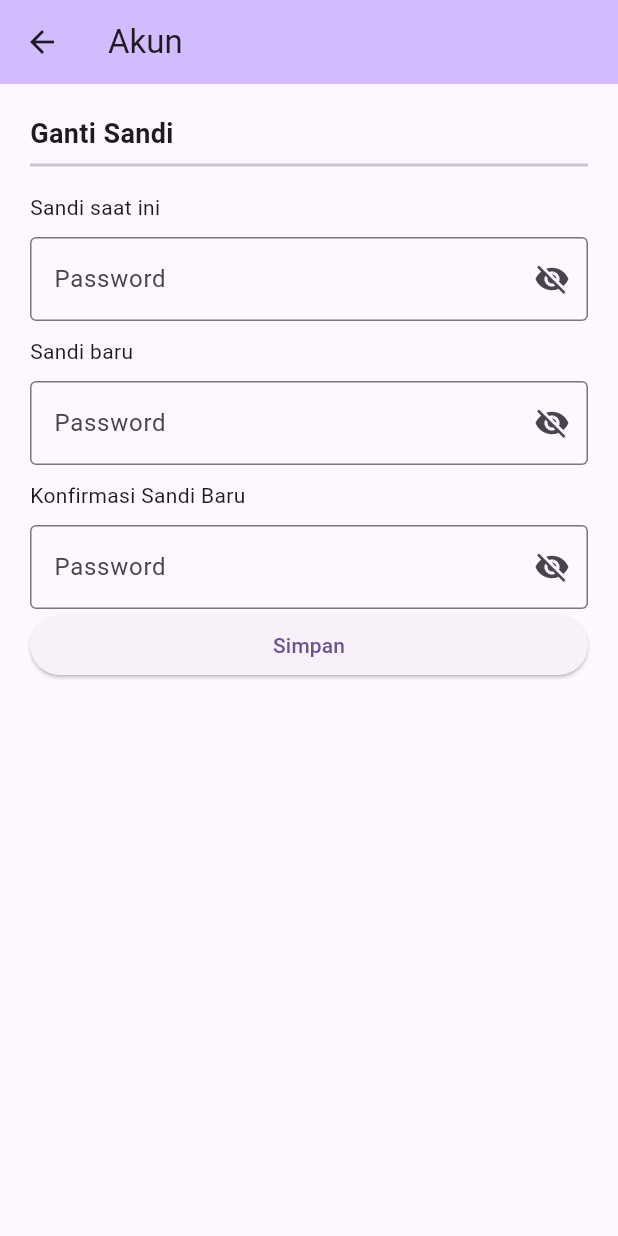
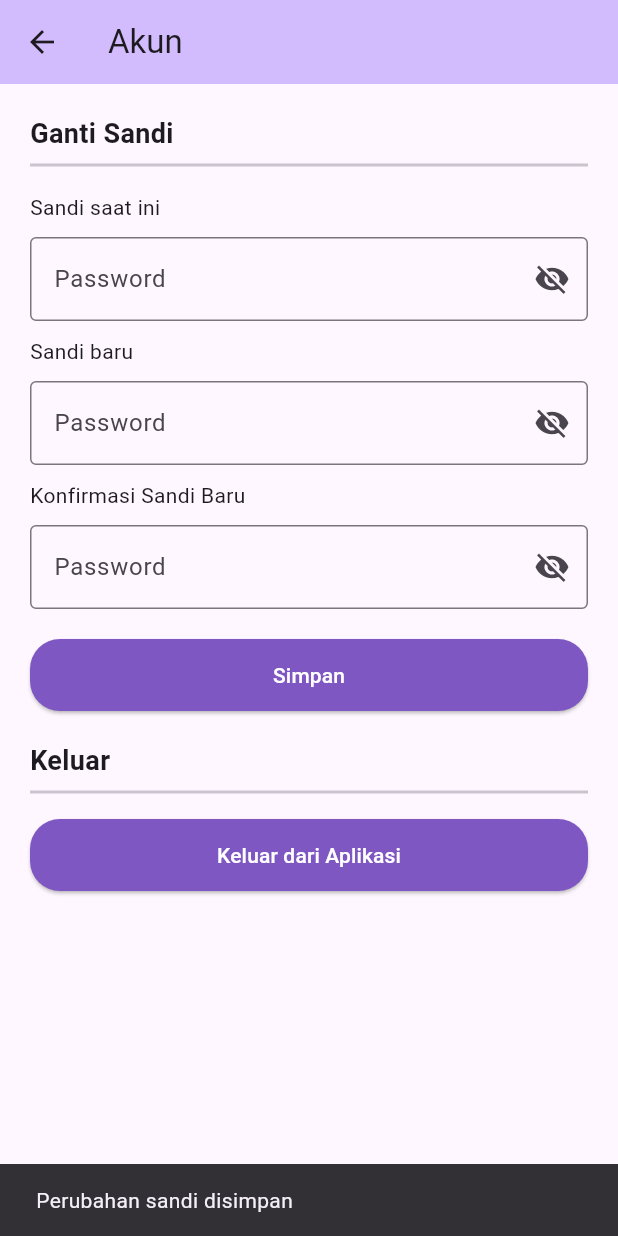
Before and after one commit to ErikRidhoFirm/Pemrograman_Mobile_Ganjil_2025, a Flutter app: the AkunPage screen opened directly, after a tap on "Simpan", on a phone screen of 412 x 824 dp. Run offline on Flutter 3.47's test engine with Material 3 defaults, Android fonts, the phone set to English and light mode, and no system bars; our stand-ins replace shared_preferences; accounts and stored records are empty.

Commit message:
Menyelesaikan dan Halaman Akun

```diff
--- a/Pertemuan-10/mydj/lib/pages/akun_page.dart
+++ b/Pertemuan-10/mydj/lib/pages/akun_page.dart
@@ -1,5 +1,6 @@
 import 'package:flutter/material.dart';
 import 'package:mydj/components/password_field.dart';
+import 'dart:io'; // untuk exit
 
 class AkunPage extends StatefulWidget {
   const AkunPage({super.key, required this.title});
@@ -47,15 +48,51 @@ class _AkunPageState extends State<AkunPage> {
             // -------------------
             PasswordField(), // <- Tambahlan disini
             // -------------------
+            SizedBox(height: 20),
+            SizedBox(
+              width: double.infinity,
+              child: ElevatedButton(
+                style: ElevatedButton.styleFrom(
+                  backgroundColor: Colors.deepPurple[400],
+                  padding: EdgeInsets.symmetric(vertical: 14),
+                  shape: RoundedRectangleBorder(
+                    borderRadius: BorderRadius.circular(20),
+                  ),
+                ),
+                onPressed: () {
+                  ScaffoldMessenger.of(context).showSnackBar(
+                    SnackBar(content: Text('Perubahan sandi disimpan')),
+                  );
+                },
+                child: Text('Simpan', style: TextStyle(color: Colors.white)),
+              ),
+            ),
 
+            SizedBox(height: 20),
+            Text(
+              "Keluar",
+              style: TextStyle(fontSize: 18, fontWeight: FontWeight.bold),
+            ),
+            Divider(thickness: 2),
+            SizedBox(height: 10),
+            // ===== Tombol Keluar dari Aplikasi =====
             SizedBox(
-              width: double.infinity, // Lebar sizedbox akan maksimal.
+              width: double.infinity,
               child: ElevatedButton(
-                // ElevatedButton sebagai child dari SizedBox. Lebarnya akan mengikuti lebar parentnya.
-                onPressed: () => {
-                  _savePassword(context),
-                }, // <-- panggil fungsi yang kita buat tadi.
-                child: Text('Simpan'),
+                style: ElevatedButton.styleFrom(
+                  backgroundColor: Colors.deepPurple[400],
+                  padding: EdgeInsets.symmetric(vertical: 14),
+                  shape: RoundedRectangleBorder(
+                    borderRadius: BorderRadius.circular(20),
+                  ),
+                ),
+                onPressed: () {
+                  exit(0);
+                },
+                child: Text(
+                  'Keluar dari Aplikasi',
+                  style: TextStyle(color: Colors.white),
+                ),
               ),
             ),
           ],
```
